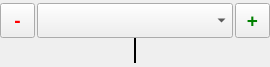
Above: CustomWidgets/ChainMenuWidget/chainmenuwidget.ui from JairajJangle/OpenCV-Catalogue before the change. Below: the same form after it.
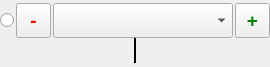
That is the form after the change.

Commit message: Added Radio Button to chain menu widget

```diff
--- a/CustomWidgets/ChainMenuWidget/chainmenuwidget.ui
+++ b/CustomWidgets/ChainMenuWidget/chainmenuwidget.ui
@@ -41,10 +41,17 @@
       <number>0</number>
      </property>
      <item>
-      <layout class="QHBoxLayout" name="horizontalLayout" stretch="0,10,0">
+      <layout class="QHBoxLayout" name="horizontalLayout" stretch="0,0,10,0">
        <property name="spacing">
         <number>2</number>
        </property>
+       <item>
+        <widget class="QRadioButton" name="radioButton">
+         <property name="text">
+          <string/>
+         </property>
+        </widget>
+       </item>
        <item>
         <widget class="QToolButton" name="buttonRemove">
          <property name="sizePolicy">
```
The commit also changes 2 other files.
